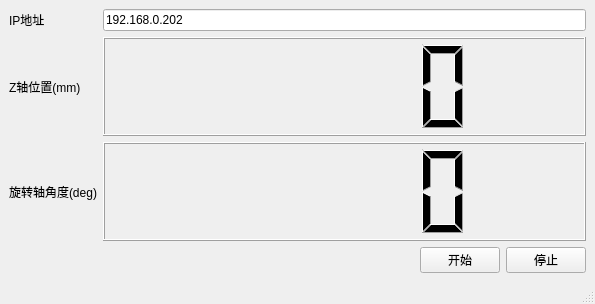
This is mainwindow.ui in vreznov/S7Read as Qt 5 draws it before an edit. The edited form follows.
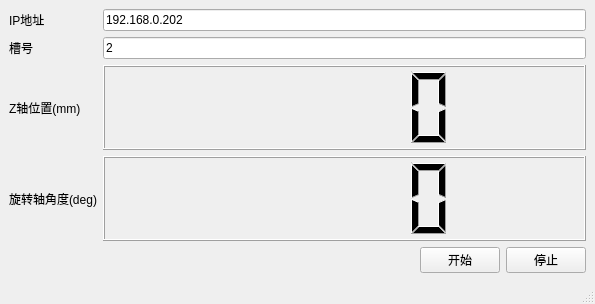
This is the edited form.

Commit message: 2019.12.17 添加写槽号

The edit to the form file:
```diff
--- a/mainwindow.ui
+++ b/mainwindow.ui
@@ -15,34 +15,24 @@
   </property>
   <widget class="QWidget" name="centralwidget">
    <layout class="QGridLayout" name="gridLayout">
-    <item row="1" column="1">
-     <widget class="QLineEdit" name="lineEdit_3">
-      <property name="text">
-       <string>192.168.0.202</string>
-      </property>
-     </widget>
-    </item>
-    <item row="2" column="0">
+    <item row="3" column="0">
      <widget class="QLabel" name="label">
       <property name="text">
        <string>Z轴位置(mm)</string>
       </property>
      </widget>
     </item>
-    <item row="2" column="1">
-     <widget class="QLCDNumber" name="lcdNumber"/>
-    </item>
-    <item row="3" column="0">
-     <widget class="QLabel" name="label_2">
-      <property name="text">
-       <string>旋转轴角度(deg)</string>
-      </property>
-     </widget>
-    </item>
     <item row="3" column="1">
-     <widget class="QLCDNumber" name="lcdNumber_2"/>
+     <widget class="QLCDNumber" name="lcdNumber"/>
     </item>
-    <item row="4" column="0" colspan="2">
+    <item row="1" column="1">
+     <widget class="QLineEdit" name="lineEdit_3">
+      <property name="text">
+       <string>192.168.0.202</string>
+      </property>
+     </widget>
+    </item>
+    <item row="5" column="0" colspan="2">
      <layout class="QHBoxLayout" name="horizontalLayout">
       <item>
        <widget class="QWidget" name="widget" native="true">
@@ -90,6 +80,30 @@
       </property>
      </widget>
     </item>
+    <item row="4" column="1">
+     <widget class="QLCDNumber" name="lcdNumber_2"/>
+    </item>
+    <item row="4" column="0">
+     <widget class="QLabel" name="label_2">
+      <property name="text">
+       <string>旋转轴角度(deg)</string>
+      </property>
+     </widget>
+    </item>
+    <item row="2" column="0">
+     <widget class="QLabel" name="label_4">
+      <property name="text">
+       <string>槽号</string>
+      </property>
+     </widget>
+    </item>
+    <item row="2" column="1">
+     <widget class="QLineEdit" name="lineEdit">
+      <property name="text">
+       <string>2</string>
+      </property>
+     </widget>
+    </item>
    </layout>
   </widget>
   <widget class="QMenuBar" name="menubar">
@@ -98,7 +112,7 @@
      <x>0</x>
      <y>0</y>
      <width>595</width>
-     <height>26</height>
+     <height>23</height>
     </rect>
    </property>
   </widget>
```
The commit also changes 10 other files.
